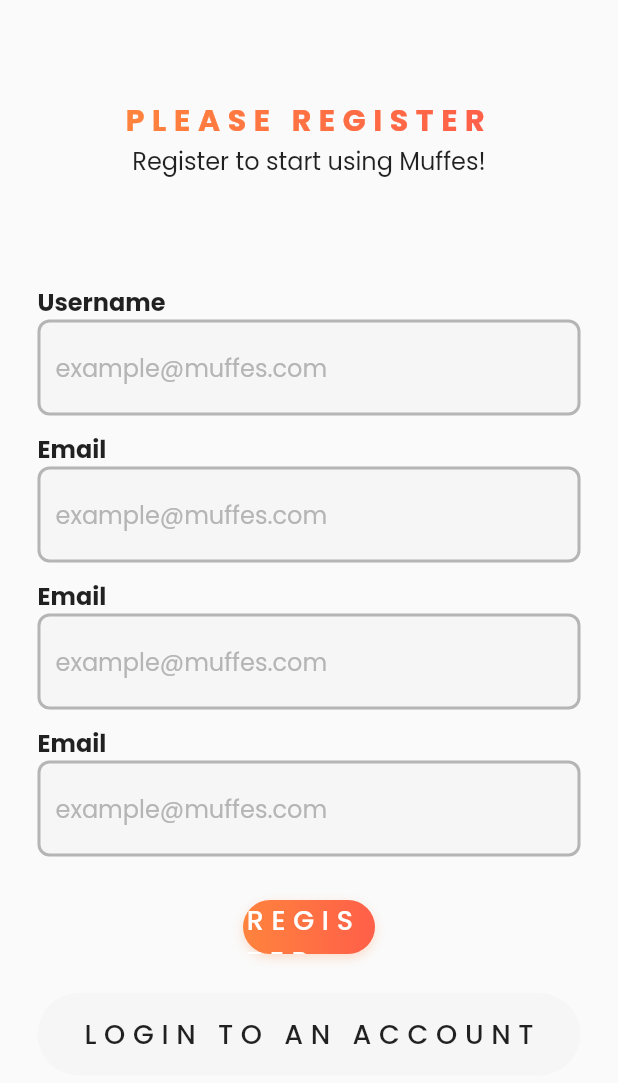
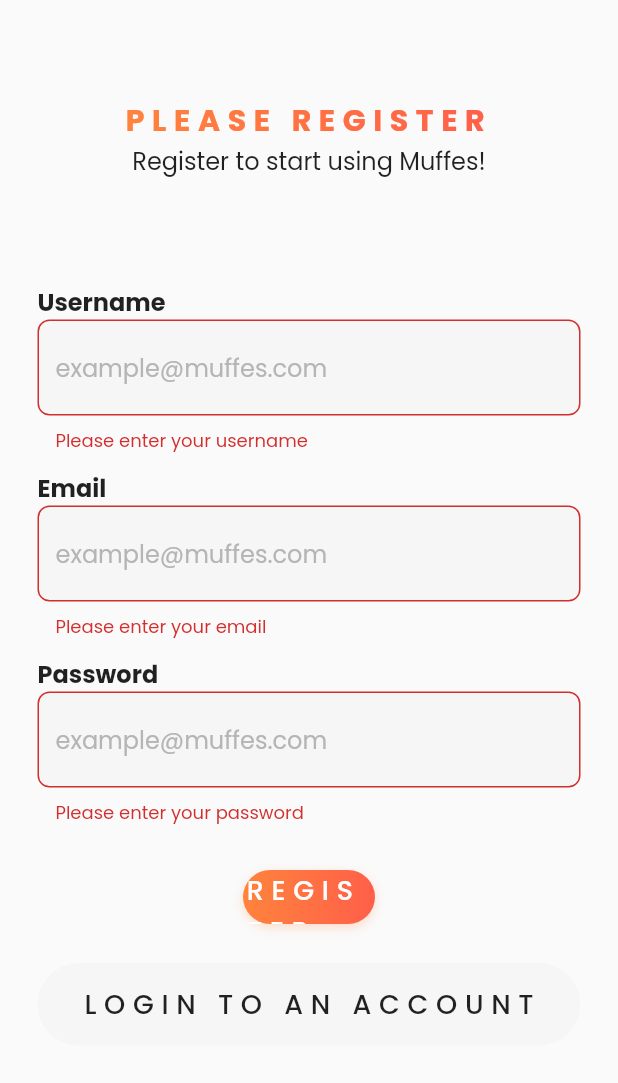
Before and after one commit to suggestied/MuffesApp, a Flutter app: the Register screen opened directly, after a tap on "REGISTER", on a phone screen of 412 x 824 dp. Shown: the top 1083 px of the screen. Run offline on Flutter 3.47's test engine with Material 2 defaults, Android fonts, the phone set to English and light mode, and no system bars; drawn by our look-alikes of gradient_widgets; our stand-ins replace flutter_feather_icons, google_fonts, shared_preferences; accounts and stored records are empty.

Commit message:
Update register.dart

```diff
--- a/lib/screens/register/register.dart
+++ b/lib/screens/register/register.dart
@@ -18,6 +18,9 @@ class Register extends StatefulWidget {
 class _RegisterState extends State<Register> {
   var email;
   var emailError;
+
+  var username;
+  var usernameError;
 
   var password;
   var passwordError;
@@ -43,6 +46,7 @@ class _RegisterState extends State<Register> {
   @override
   Widget build(BuildContext context) {
     return Scaffold(
+        key: _scaffoldKey,
         backgroundColor: customStyle().lightColor,
         body: SafeArea(
           child: SingleChildScrollView(
@@ -126,9 +130,9 @@ class _RegisterState extends State<Register> {
                                   ),
                                   validator: (x) {
                                     if (x.isEmpty) {
-                                      return 'Please enter your email';
+                                      return 'Please enter your username';
                                     }
-                                    email = x;
+                                    username = x;
                                     return null;
                                   },
                                 ),
@@ -190,7 +194,7 @@ class _RegisterState extends State<Register> {
                               crossAxisAlignment: CrossAxisAlignment.start,
                               children: [
                                 Text(
-                                  "Email",
+                                  "Password",
                                   style: TextStyle(
                                     fontSize: 16,
                                     fontWeight: FontWeight.bold,
@@ -202,6 +206,7 @@ class _RegisterState extends State<Register> {
                                       AutovalidateMode.onUserInteraction,
                                   autofocus: false,
                                   autocorrect: false,
+                                  obscureText: true,
                                   decoration: InputDecoration(
                                     enabledBorder: OutlineInputBorder(
                                       borderRadius:
@@ -224,58 +229,9 @@ class _RegisterState extends State<Register> {
                                   ),
                                   validator: (x) {
                                     if (x.isEmpty) {
-                                      return 'Please enter your email';
+                                      return 'Please enter your password';
                                     }
-                                    email = x;
-                                    return null;
-                                  },
-                                ),
-                              ],
-                            ),
-                          ),
-                          Container(
-                            margin: EdgeInsets.symmetric(vertical: 5),
-                            child: Column(
-                              crossAxisAlignment: CrossAxisAlignment.start,
-                              children: [
-                                Text(
-                                  "Email",
-                                  style: TextStyle(
-                                    fontSize: 16,
-                                    fontWeight: FontWeight.bold,
-                                  ),
-                                  textAlign: TextAlign.left,
-                                ),
-                                TextFormField(
-                                  autovalidateMode:
-                                      AutovalidateMode.onUserInteraction,
-                                  autofocus: false,
-                                  autocorrect: false,
-                                  decoration: InputDecoration(
-                                    enabledBorder: OutlineInputBorder(
-                                      borderRadius:
-                                          BorderRadius.all(Radius.circular(8)),
-                                      borderSide: BorderSide(
-                                          color: customStyle().disabledColor,
-                                          width: 2),
-                                    ),
-                                    border: OutlineInputBorder(
-                                      borderRadius:
-                                          BorderRadius.all(Radius.circular(8)),
-                                      borderSide: BorderSide(width: 2),
-                                    ),
-                                    filled: true,
-                                    fillColor: customStyle().secondaryColor,
-                                    hintText: 'example@muffes.com',
-                                    hintStyle: TextStyle(
-                                        fontSize: 16,
-                                        color: customStyle().disabledColor),
-                                  ),
-                                  validator: (x) {
-                                    if (x.isEmpty) {
-                                      return 'Please enter your email';
-                                    }
-                                    email = x;
+                                    password = x;
                                     return null;
                                   },
                                 ),
@@ -295,7 +251,11 @@ class _RegisterState extends State<Register> {
                                     letterSpacing: 20 / (100 / 25.5),
                                   ),
                                 ),
-                                callback: () {},
+                                callback: () {
+                                  if (_formKey.currentState.validate()) {
+                                    _register();
+                                  }
+                                },
                                 gradient:
                                     customStyle().orangeGradientNotShaders,
                                 shadowColor: customStyle()
@@ -350,11 +310,13 @@ class _RegisterState extends State<Register> {
       _isLoading = true;
     });
     var data = {
+      'displayname': username,
+      'username': username,
       'email': email,
       'password': password,
     };
 
-    var res = await MuffesApi().patchData(false, '/user/auth', data);
+    var res = await MuffesApi().postData(false, '/user', data);
     var body = json.decode(res.body);
     if (res.statusCode == 200) {
       SharedPreferences localStorage = await SharedPreferences.getInstance();
```
